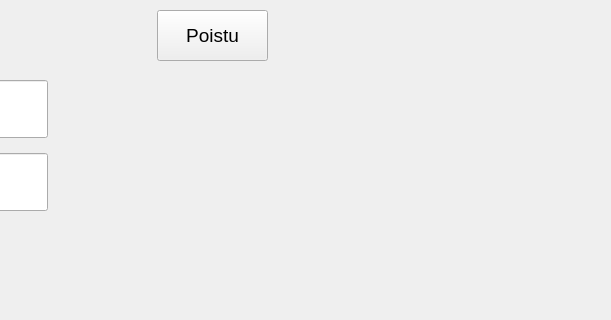
The window that bank_automat/mainwindow.ui (25kmo-project/group_7) describes before a commit, drawn with Qt 5; both pictures show x 413 to 1024 and y 0 to 320 of the 1024 by 768 pixel window.
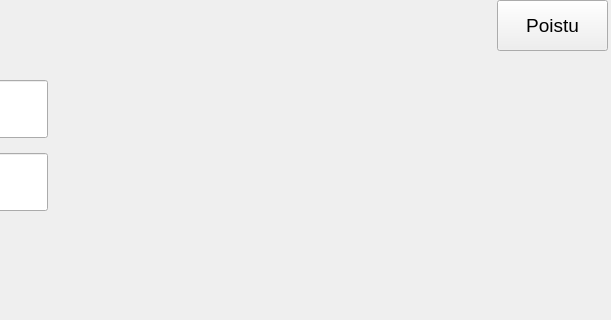
The same window after the commit.

Patch:
```diff
--- a/bank_automat/mainwindow.ui
+++ b/bank_automat/mainwindow.ui
@@ -161,8 +161,8 @@
    <widget class="QPushButton" name="pushButton">
     <property name="geometry">
      <rect>
-      <x>570</x>
-      <y>10</y>
+      <x>910</x>
+      <y>0</y>
       <width>111</width>
       <height>51</height>
      </rect>
```
Left out of the diff: 10 changed lines with no effect on the pictures.
